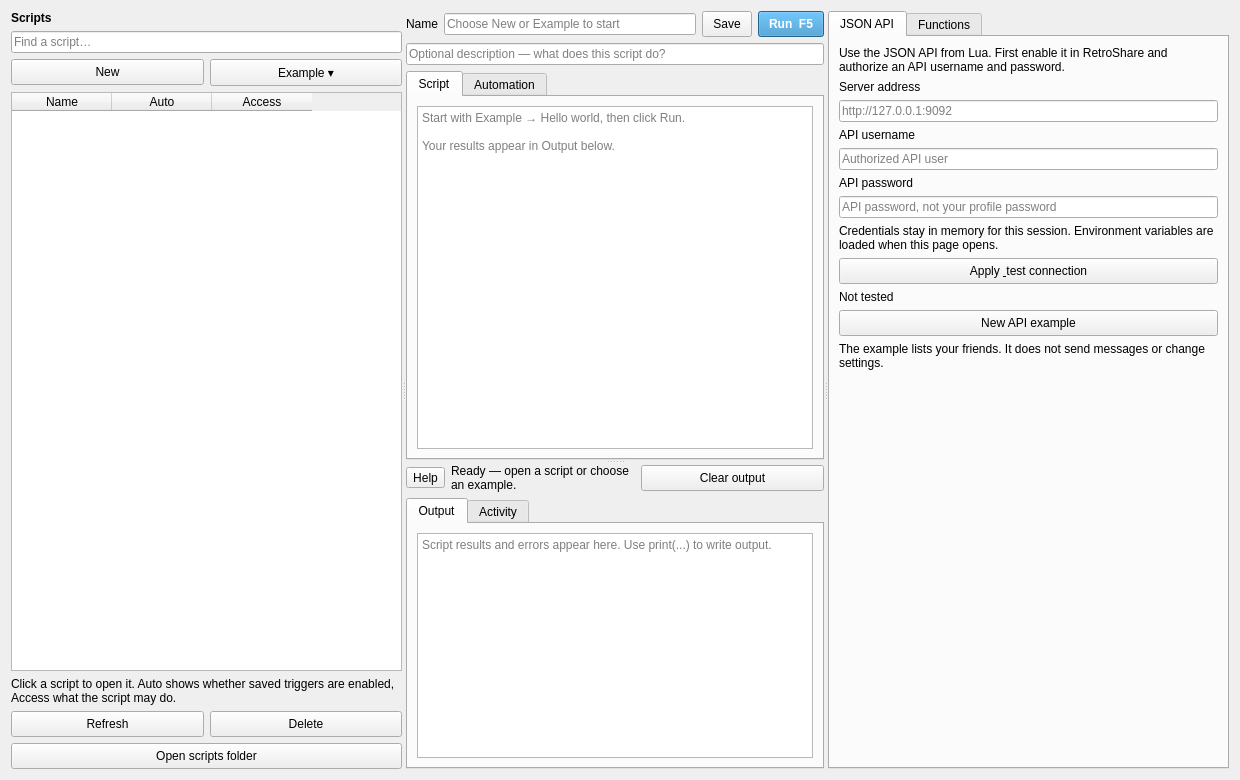
Qt form gui/Lua4RSWidget.ui (RetroShare/Lua4RS) before a commit.
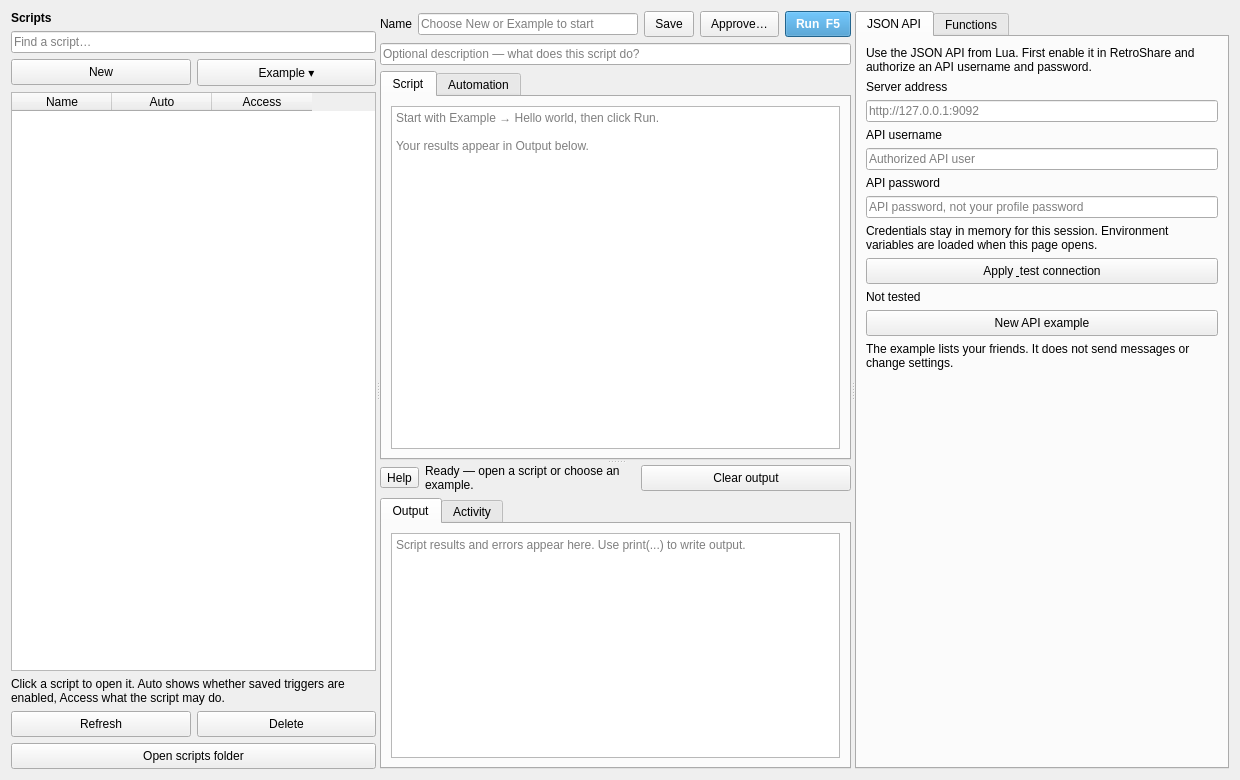
The same form after that commit. Custom widgets are drawn as their Qt base class.

```diff
--- a/gui/Lua4RSWidget.ui
+++ b/gui/Lua4RSWidget.ui
@@ -177,6 +177,16 @@
             </property>
            </widget>
           </item>
+          <item>
+           <widget class="QPushButton" name="pb_approve">
+            <property name="toolTip">
+             <string>Review the saved script and choose what it may do.</string>
+            </property>
+            <property name="text">
+             <string>Approve…</string>
+            </property>
+           </widget>
+          </item>
           <item>
            <widget class="QPushButton" name="pb_run">
             <property name="toolTip">
```
